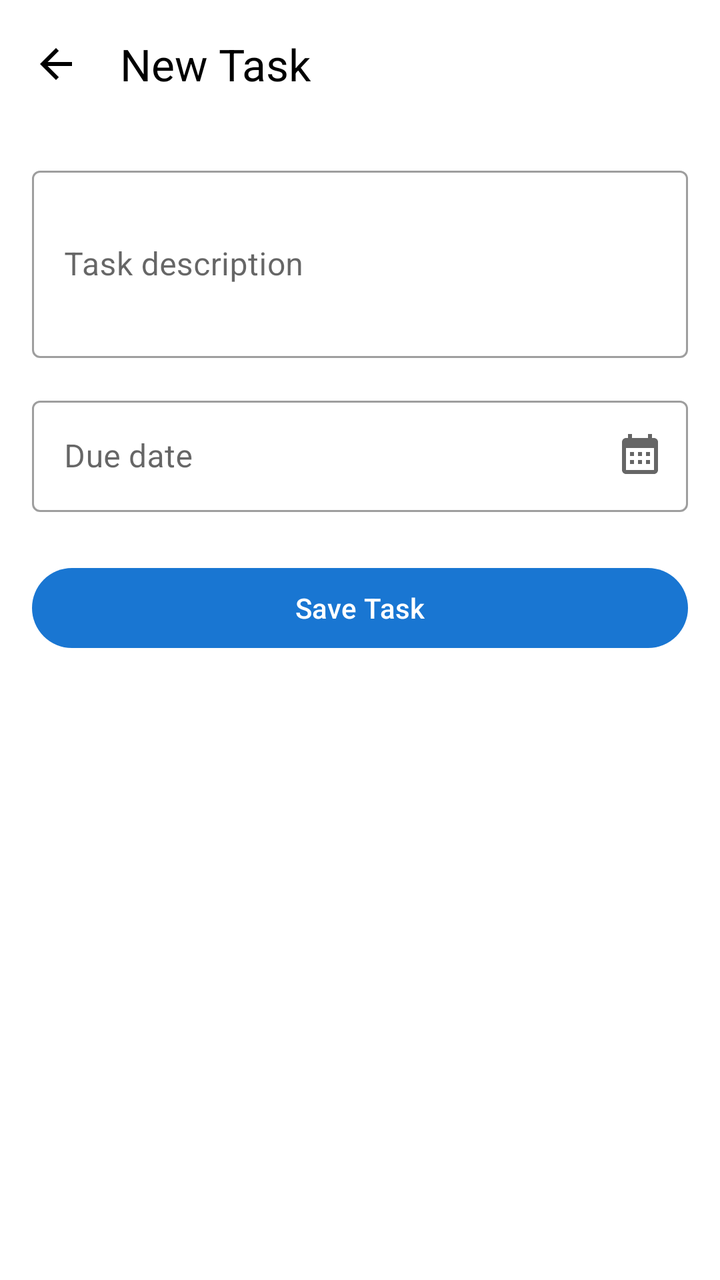
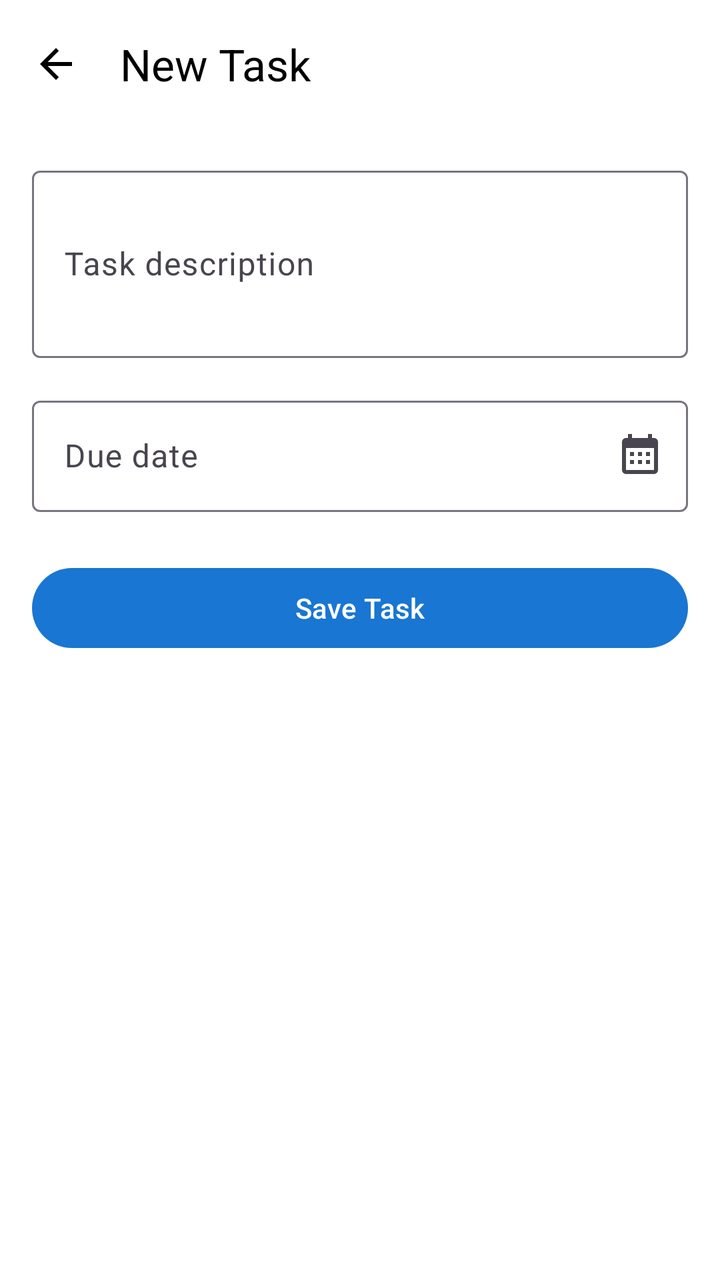

The first picture is an Android layout as it rendered before a commit; the second is the same layout after the commit. The layout source and the unified diff follow.
<!-- AndroidManifest.xml: application theme Theme.TodoAndroid -->
<!-- res/layout/fragment_add_task.xml -->
<?xml version="1.0" encoding="utf-8"?>
<androidx.coordinatorlayout.widget.CoordinatorLayout
    xmlns:android="http://schemas.android.com/apk/res/android"
    xmlns:app="http://schemas.android.com/apk/res-auto"
    android:layout_width="match_parent"
    android:layout_height="match_parent">

    <com.google.android.material.appbar.AppBarLayout
        android:layout_width="match_parent"
        android:layout_height="wrap_content"
        android:background="?attr/colorSurface"
        app:elevation="0dp">

        <com.google.android.material.appbar.MaterialToolbar
            android:id="@+id/toolbar"
            android:layout_width="match_parent"
            android:layout_height="?attr/actionBarSize"
            android:background="?attr/colorSurface"
            app:navigationIcon="@drawable/ic_back"
            app:navigationIconTint="?attr/colorOnSurface"
            app:title="@string/add_task_title"
            app:titleTextColor="?attr/colorOnSurface" />

    </com.google.android.material.appbar.AppBarLayout>

    <LinearLayout
        android:layout_width="match_parent"
        android:layout_height="match_parent"
        android:orientation="vertical"
        android:padding="16dp"
        app:layout_behavior="@string/appbar_scrolling_view_behavior">

        <com.google.android.material.textfield.TextInputLayout
            android:id="@+id/textInputLayoutTaskText"
            android:layout_width="match_parent"
            android:layout_height="wrap_content"
            android:hint="@string/hint_task_text"
            style="@style/Widget.MaterialComponents.TextInputLayout.OutlinedBox">

            <com.google.android.material.textfield.TextInputEditText
                android:id="@+id/editTextTaskText"
                android:layout_width="match_parent"
                android:layout_height="wrap_content"
                android:inputType="textMultiLine"
                android:minLines="3" />

        </com.google.android.material.textfield.TextInputLayout>

        <com.google.android.material.textfield.TextInputLayout
            android:id="@+id/textInputLayoutDateLimit"
            android:layout_width="match_parent"
            android:layout_height="wrap_content"
            android:layout_marginTop="16dp"
            android:hint="@string/hint_date_limit"
            style="@style/Widget.MaterialComponents.TextInputLayout.OutlinedBox"
            app:endIconMode="custom"
            app:endIconDrawable="@drawable/ic_calendar">

            <com.google.android.material.textfield.TextInputEditText
                android:id="@+id/editTextDateLimit"
                android:layout_width="match_parent"
                android:layout_height="wrap_content"
                android:focusable="false"
                android:clickable="true" />

        </com.google.android.material.textfield.TextInputLayout>

        <com.google.android.material.button.MaterialButton
            android:id="@+id/buttonSaveTask"
            android:layout_width="match_parent"
            android:layout_height="wrap_content"
            android:layout_marginTop="24dp"
            android:text="@string/button_save_task" />

        <ProgressBar
            android:id="@+id/progressBar"
            android:layout_width="wrap_content"
            android:layout_height="wrap_content"
            android:layout_gravity="center"
            android:layout_marginTop="16dp"
            android:visibility="gone" />

    </LinearLayout>

</androidx.coordinatorlayout.widget.CoordinatorLayout>
<!-- resources referenced by this layout -->
<resources>
  <!-- drawable ic_back (drawable) -->
  <?xml version="1.0" encoding="utf-8"?>
  <vector xmlns:android="http://schemas.android.com/apk/res/android"
      android:width="24dp"
      android:height="24dp"
      android:viewportWidth="24"
      android:viewportHeight="24">
      <path
          android:fillColor="@android:color/black"
          android:pathData="M20,11H7.83l5.59,-5.59L12,4l-8,8 8,8 1.41,-1.41L7.83,13H20v-2z"/>
  </vector>
  <!-- drawable ic_calendar (drawable) -->
  <?xml version="1.0" encoding="utf-8"?>
  <vector xmlns:android="http://schemas.android.com/apk/res/android"
      android:width="24dp"
      android:height="24dp"
      android:viewportWidth="24"
      android:viewportHeight="24">
      <path
          android:fillColor="?attr/colorOnSurface"
          android:pathData="M19,3h-1V1h-2v2H8V1H6v2H5c-1.11,0 -1.99,0.9 -1.99,2L3,19c0,1.1 0.89,2 2,2h14c1.1,0 2,-0.9 2,-2V5c0,-1.1 -0.9,-2 -2,-2zM19,19H5V8h14v11zM9,10H7v2h2v-2zM13,10h-2v2h2v-2zM17,10h-2v2h2v-2zM9,14H7v2h2v-2zM13,14h-2v2h2v-2zM17,14h-2v2h2v-2z"/>
  </vector>
  <string name="add_task_title">New Task</string>
  <string name="button_save_task">Save Task</string>
  <string name="hint_date_limit">Due date</string>
  <string name="hint_task_text">Task description</string>
  <style name="Theme.TodoAndroid" parent="Theme.Material3.DayNight.NoActionBar">
          
          <item name="colorPrimary">@color/colorPrimary</item>
          <item name="colorPrimaryContainer">@color/colorPrimaryDark</item>
          <item name="colorOnPrimary">@android:color/white</item>
          
          <item name="colorSurface">@color/colorSurface</item>
          <item name="colorOnSurface">@color/colorOnSurface</item>
          
          <item name="android:statusBarColor">@android:color/transparent</item>
          <item name="android:windowLightStatusBar">true</item>
          
          <item name="android:windowBackground">@color/colorBackground</item>
      </style>
  <color name="colorPrimary">#1976D2</color>
  <color name="colorPrimaryDark">#1565C0</color>
  <color name="colorSurface">#FFFFFF</color>
  <color name="colorOnSurface">#000000</color>
  <color name="colorBackground">#FFFFFF</color>
</resources>

<!-- the commit's change to res/layout/fragment_add_task.xml (unified diff, before → after) -->
@@ -23,19 +23,21 @@
 
     </com.google.android.material.appbar.AppBarLayout>
 
-    <LinearLayout
+    <androidx.constraintlayout.widget.ConstraintLayout
         android:layout_width="match_parent"
         android:layout_height="match_parent"
-        android:orientation="vertical"
         android:padding="16dp"
         app:layout_behavior="@string/appbar_scrolling_view_behavior">
 
         <com.google.android.material.textfield.TextInputLayout
             android:id="@+id/textInputLayoutTaskText"
-            android:layout_width="match_parent"
+            android:layout_width="0dp"
             android:layout_height="wrap_content"
             android:hint="@string/hint_task_text"
-            style="@style/Widget.MaterialComponents.TextInputLayout.OutlinedBox">
+            style="@style/Widget.Material3.TextInputLayout.OutlinedBox"
+            app:layout_constraintTop_toTopOf="parent"
+            app:layout_constraintStart_toStartOf="parent"
+            app:layout_constraintEnd_toEndOf="parent">
 
             <com.google.android.material.textfield.TextInputEditText
                 android:id="@+id/editTextTaskText"
@@ -48,13 +50,16 @@
 
         <com.google.android.material.textfield.TextInputLayout
             android:id="@+id/textInputLayoutDateLimit"
-            android:layout_width="match_parent"
+            android:layout_width="0dp"
             android:layout_height="wrap_content"
             android:layout_marginTop="16dp"
             android:hint="@string/hint_date_limit"
-            style="@style/Widget.MaterialComponents.TextInputLayout.OutlinedBox"
+            style="@style/Widget.Material3.TextInputLayout.OutlinedBox"
             app:endIconMode="custom"
-            app:endIconDrawable="@drawable/ic_calendar">
+            app:endIconDrawable="@drawable/ic_calendar"
+            app:layout_constraintTop_toBottomOf="@id/textInputLayoutTaskText"
+            app:layout_constraintStart_toStartOf="parent"
+            app:layout_constraintEnd_toEndOf="parent">
 
             <com.google.android.material.textfield.TextInputEditText
                 android:id="@+id/editTextDateLimit"
@@ -67,19 +72,26 @@
 
         <com.google.android.material.button.MaterialButton
             android:id="@+id/buttonSaveTask"
-            android:layout_width="match_parent"
+            android:layout_width="0dp"
             android:layout_height="wrap_content"
             android:layout_marginTop="24dp"
-            android:text="@string/button_save_task" />
+            android:text="@string/button_save_task"
+            app:layout_constraintTop_toBottomOf="@id/textInputLayoutDateLimit"
+            app:layout_constraintStart_toStartOf="parent"
+            app:layout_constraintEnd_toEndOf="parent" />
 
-        <ProgressBar
+        <com.google.android.material.progressindicator.CircularProgressIndicator
             android:id="@+id/progressBar"
             android:layout_width="wrap_content"
             android:layout_height="wrap_content"
-            android:layout_gravity="center"
             android:layout_marginTop="16dp"
-            android:visibility="gone" />
+            android:indeterminate="true"
+            android:visibility="gone"
+            android:contentDescription="@string/loading"
+            app:layout_constraintTop_toBottomOf="@id/buttonSaveTask"
+            app:layout_constraintStart_toStartOf="parent"
+            app:layout_constraintEnd_toEndOf="parent" />
 
-    </LinearLayout>
+    </androidx.constraintlayout.widget.ConstraintLayout>
 
 </androidx.coordinatorlayout.widget.CoordinatorLayout>
<!-- resource entries referenced after the edit -->
@@ -26,6 +26,7 @@
   <string name="button_save_task">Save Task</string>
   <string name="hint_date_limit">Due date</string>
   <string name="hint_task_text">Task description</string>
+  <string name="loading">Loading…</string>
   <style name="Theme.TodoAndroid" parent="Theme.Material3.DayNight.NoActionBar">
           
           <item name="colorPrimary">@color/colorPrimary</item>
